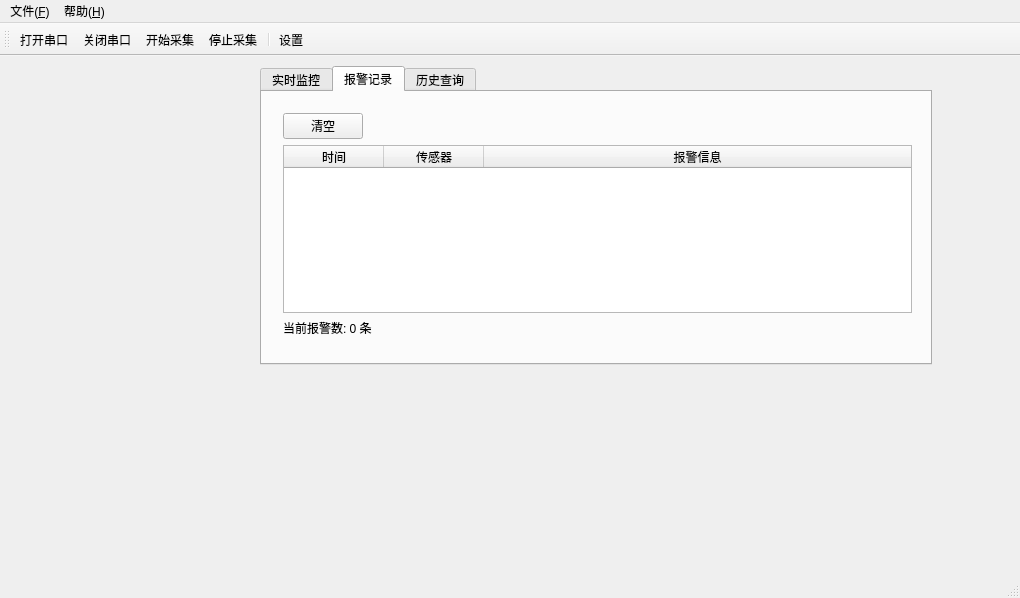
Before: the Qt Designer form IndustrialMonitor/src/ui/IndustrialMonitor.ui in frankjin73/IndustrialMonitor, drawn with Qt 5.
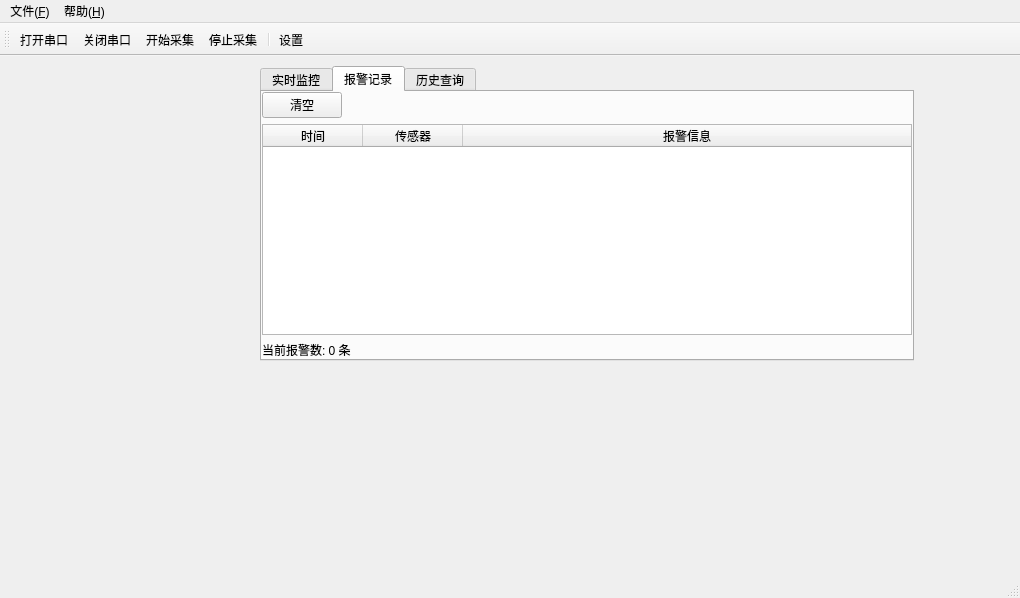
After: the same form once the commit is applied. The open tabs and pages were chosen to show the change. Icons and pictures are not drawn.

```diff
--- a/IndustrialMonitor/src/ui/IndustrialMonitor.ui
+++ b/IndustrialMonitor/src/ui/IndustrialMonitor.ui
@@ -22,8 +22,8 @@
      <rect>
       <x>260</x>
       <y>10</y>
-      <width>672</width>
-      <height>299</height>
+      <width>654</width>
+      <height>295</height>
      </rect>
     </property>
     <property name="currentIndex">
@@ -89,15 +89,23 @@
      <attribute name="title">
       <string>报警记录</string>
      </attribute>
-     <widget class="QWidget" name="">
-      <property name="geometry">
-       <rect>
-        <x>10</x>
-        <y>10</y>
-        <width>651</width>
-        <height>246</height>
-       </rect>
+     <layout class="QFormLayout" name="formLayout_3">
+      <property name="horizontalSpacing">
+       <number>6</number>
       </property>
+      <property name="leftMargin">
+       <number>0</number>
+      </property>
+      <property name="topMargin">
+       <number>0</number>
+      </property>
+      <property name="rightMargin">
+       <number>0</number>
+      </property>
+      <property name="bottomMargin">
+       <number>0</number>
+      </property>
+      <item row="0" column="0" colspan="2">
       <layout class="QVBoxLayout" name="verticalLayout_2">
        <item>
         <layout class="QHBoxLayout" name="horizontalLayout_2">
@@ -153,7 +161,8 @@
         </widget>
        </item>
       </layout>
-     </widget>
+      </item>
+     </layout>
     </widget>
     <widget class="QWidget" name="historyTab">
      <attribute name="title">
```
Left out of the diff: 43 changed lines with no effect on the pictures. Lines whose indentation alone changed are shown as unchanged.
